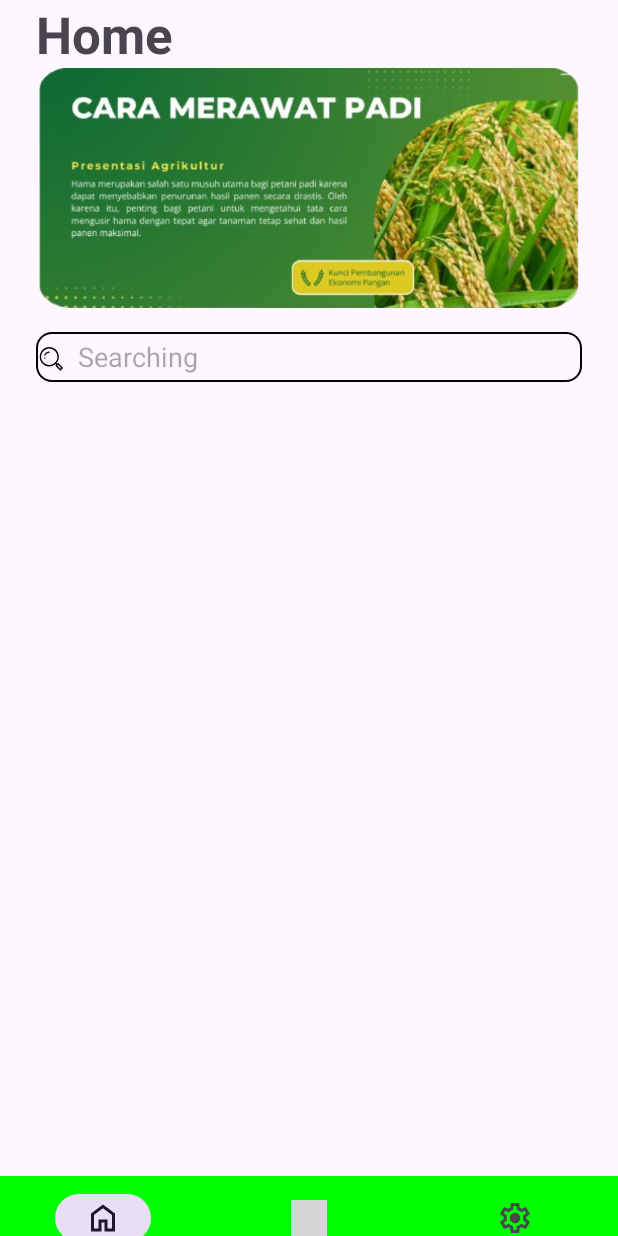
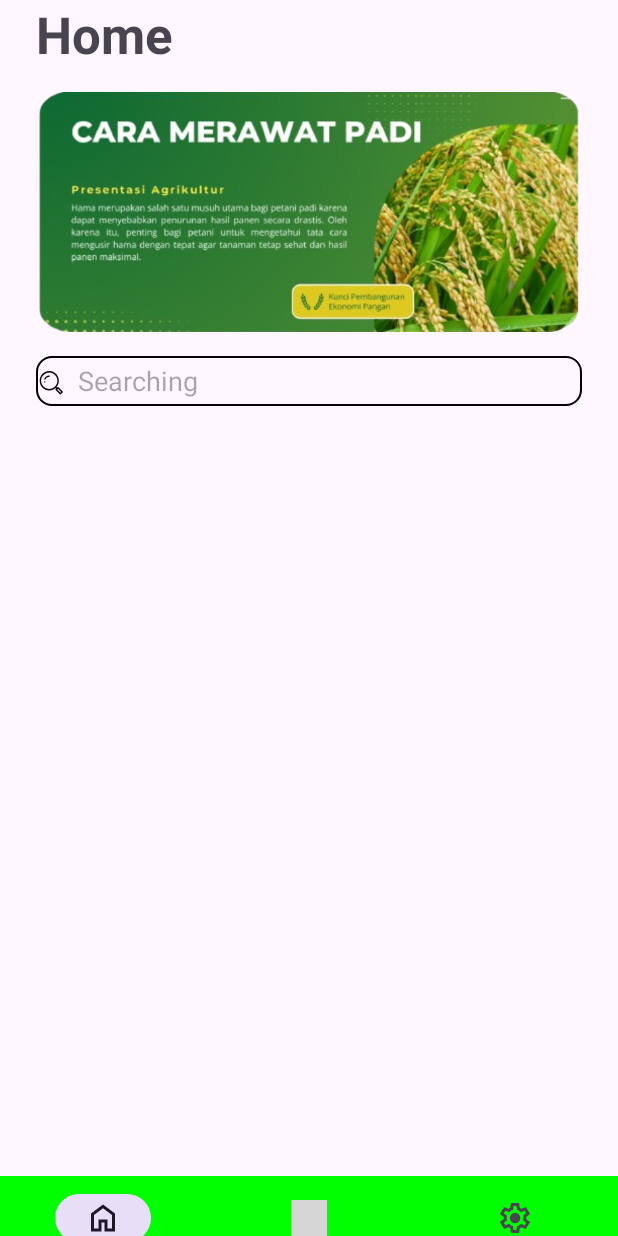
Before and after one commit to rubyabim/AgriEdu, an Android app: the layout activity_main.xml on its own in the app's theme, with its tools: preview values and no code run, on a phone screen of 412 x 824 dp. Run offline under Robolectric (Android 15) with nearby library versions, the phone set to English and light mode, and no system bars; grey boxes are pictures that could not be loaded.

Commit message:
margin banner

```diff
--- a/app/src/main/res/layout/activity_main.xml
+++ b/app/src/main/res/layout/activity_main.xml
@@ -38,7 +38,8 @@
 
             <androidx.constraintlayout.widget.ConstraintLayout
                 android:layout_width="match_parent"
-                android:layout_height="160dp">
+                android:layout_height="160dp"
+                android:layout_marginTop="16dp">
 
                 <ImageView
                     android:id="@+id/imageView"
```
